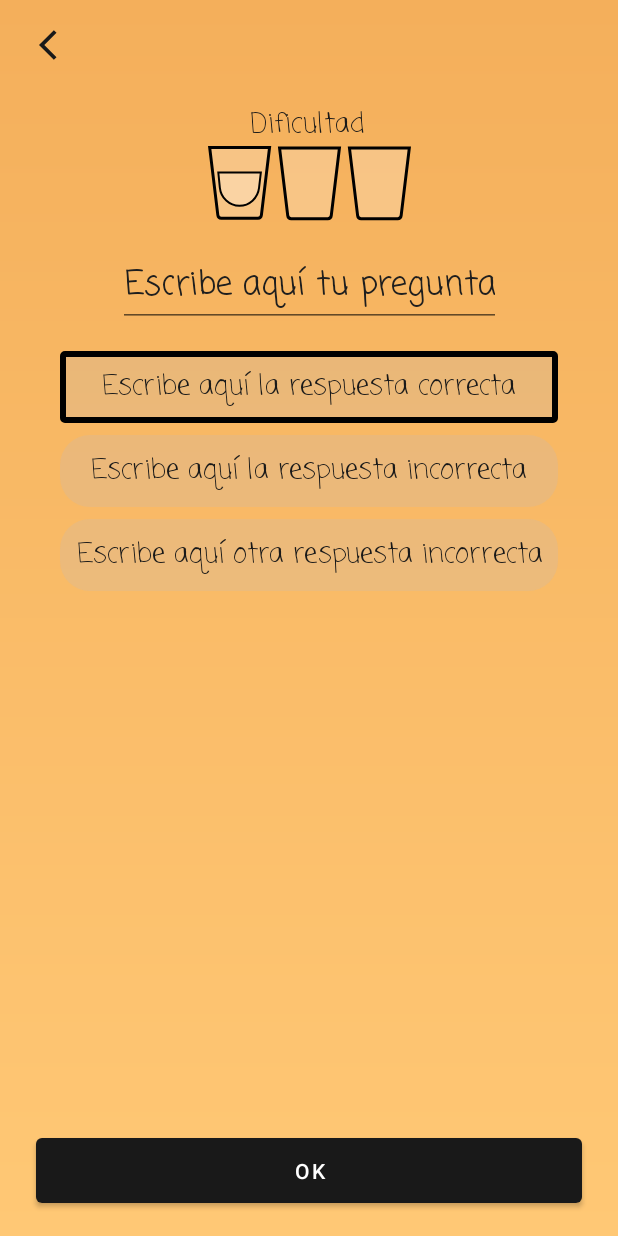
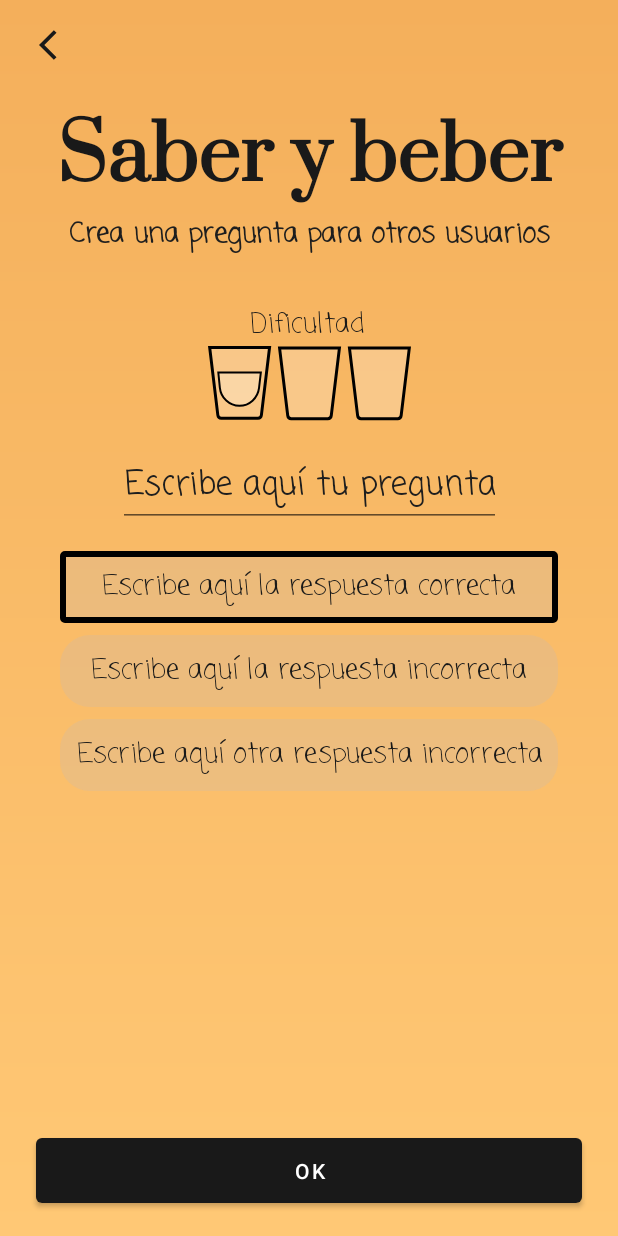
Before and after one commit to EndikaCo/app_saber_y_beber, an Android app: the CreateFragment screen opened through its navigation route, on a phone screen of 412 x 824 dp. Run offline under Robolectric (Android 15) with nearby library versions, the phone set to English and light mode, and no system bars; our stand-ins replace Dagger/Hilt's generated code, Firebase (no records; nobody signed in at launch, a user with empty details on screens opened directly), Room's generated code; 1 statement that could not run was skipped.

```diff
--- a/app/src/main/java/com/endcodev/saber_y_beber/presentation/creation/CreateViewModel.kt
+++ b/app/src/main/java/com/endcodev/saber_y_beber/presentation/creation/CreateViewModel.kt
@@ -27,10 +27,12 @@ class CreateViewModel @Inject constructor(
         const val B_EMPTY = 104
         const val C_EMPTY = 105
         const val DIF_EMPTY = 106
+        const val SOME_WRONG = 107
+        const val OK = 0
     }
 
-    private val _notification = MutableLiveData<String>()
-    val notification: LiveData<String> get() = _notification
+    private val _notification = MutableLiveData<Int>()
+    val notification: LiveData<Int> get() = _notification
 
     private val _difficulty = MutableLiveData(1)
     val difficulty: LiveData<Int> get() = _difficulty
@@ -48,9 +50,9 @@ class CreateViewModel @Inject constructor(
             val path = "corrections/${getCorrectionsUseCase()?.size.toString()}"
             database = FirebaseDatabase.getInstance().reference.child(path)
             database.setValue(correctionModel).addOnSuccessListener {
-                _notification.postValue("Subido correctamente") //todo
+                _notification.postValue(OK)
             }.addOnFailureListener {
-                _notification.postValue("Algo ha ido mal")
+                _notification.postValue(SOME_WRONG)
             }
         }
     }
@@ -100,10 +102,7 @@ class CreateViewModel @Inject constructor(
         return if (quest == "") {
             _questError.value?.questError = QUEST_EMPTY
             false
-        }// else if (!quest.contains('?')) {
-        //    _questError.value?.questError = QUEST_SIGN
-        //    false }
-        else {
+        } else {
             _questError.value?.questError = 0
             true
         }
--- a/app/src/main/java/com/endcodev/saber_y_beber/presentation/login/ForgotPassFragment.kt
+++ b/app/src/main/java/com/endcodev/saber_y_beber/presentation/login/ForgotPassFragment.kt
@@ -17,7 +17,7 @@ class ForgotPassFragment : Fragment(R.layout.fragment_forgot_pass) {
 
     private var _binding: FragmentForgotPassBinding? = null
     private val binding: FragmentForgotPassBinding get() = _binding!!
-    private val viewModel: ForgotViewModel by viewModels()
+    private val viewModel: LoginViewModel by viewModels()
 
     override fun onCreateView(
         inflater: LayoutInflater, container: ViewGroup?,
--- a/app/src/main/res/drawable/ic_launcher_foreground.xml
+++ b/app/src/main/res/drawable/ic_launcher_foreground.xml
@@ -17,7 +17,7 @@
             android:strokeWidth="1"
             android:strokeColor="#000000" />
         <path
-            android:fillColor="#B39C90"
+            android:fillColor="#56AEAEAE"
             android:pathData="M74.57,81.96H165.65L158.84,139.93C156.55,159.42 140.04,174.1 120.42,174.1V174.1C100.96,174.1 84.53,159.64 82.05,140.34L74.57,81.96Z" />
         <path
             android:fillColor="#000000"
--- a/app/src/main/res/layout/fragment_creation.xml
+++ b/app/src/main/res/layout/fragment_creation.xml
@@ -6,6 +6,39 @@
     android:layout_height="match_parent"
     android:background="@drawable/gradient_background"
     tools:context=".presentation.creation.CreateFragment">
+
+    <TextView
+        android:id="@+id/create_title"
+        android:layout_width="match_parent"
+        android:layout_height="wrap_content"
+        android:layout_marginStart="32dp"
+        android:layout_marginEnd="32dp"
+        android:fontFamily="@font/prata"
+        android:text="@string/app_name"
+        android:textAlignment="center"
+        android:textColor="@color/light_black"
+        android:textSize="50sp"
+        android:textStyle="bold"
+        app:layout_constraintEnd_toEndOf="parent"
+        app:layout_constraintHorizontal_bias="0.0"
+        app:layout_constraintStart_toStartOf="parent"
+        app:layout_constraintTop_toBottomOf="@+id/view_header" />
+
+    <TextView
+        android:id="@+id/textView"
+        android:layout_width="0dp"
+        android:layout_height="wrap_content"
+        android:layout_marginTop="3dp"
+        android:fontFamily="casual"
+        android:text="@string/create_desc"
+        android:textAlignment="center"
+        android:textColor="@color/dark_grey"
+        android:textColorHint="@color/light_black"
+        android:textSize="18sp"
+        android:textStyle="bold"
+        app:layout_constraintEnd_toEndOf="@+id/create_title"
+        app:layout_constraintStart_toStartOf="@+id/create_title"
+        app:layout_constraintTop_toBottomOf="@+id/create_title" />
 
     <include
         android:id="@+id/view_header"
@@ -20,7 +53,7 @@
         android:id="@+id/create_tv_difficulty"
         android:layout_width="wrap_content"
         android:layout_height="wrap_content"
-        android:layout_marginTop="9dp"
+        android:layout_marginTop="32dp"
         android:fontFamily="casual"
         android:gravity="center"
         android:text="@string/create_difficulty"
@@ -29,7 +62,7 @@
         app:layout_constraintEnd_toEndOf="parent"
         app:layout_constraintHorizontal_bias="0.497"
         app:layout_constraintStart_toStartOf="parent"
-        app:layout_constraintTop_toBottomOf="@+id/view_header" />
+        app:layout_constraintTop_toBottomOf="@+id/textView" />
 
     <ImageView
         android:id="@+id/create_difficulty"
@@ -49,7 +82,9 @@
         style="@style/circledEditText"
         android:layout_width="wrap_content"
         android:layout_height="wrap_content"
+        android:layout_marginStart="8dp"
         android:layout_marginTop="16dp"
+        android:layout_marginEnd="8dp"
         android:fontFamily="casual"
         android:gravity="center"
         android:hint="@string/create_question"
--- a/app/src/main/res/values/strings.xml
+++ b/app/src/main/res/values/strings.xml
@@ -152,5 +152,10 @@
     <string name="o">o</string>
     <string name="log_in">INICIAR SESION</string>
     <string name="spam">En ocasiones el mail puede llegar a la carpeta de SPAM</string>
+    <string name="create_desc">Crea una pregunta para otros usuarios</string>
+    <string name="delete_acc">Eliminar \n cuenta</string>
+    <string name="change_username">Cambiar nombre de usuario</string>
+    <string name="new_username">Introduce el nuevo nombre</string>
+    <string name="change_username_title">Cambio de nombre de Usuario</string>
 
 </resources>
```
Also changed, not shown: app/src/main/java/com/endcodev/saber_y_beber/data/network/AuthenticationService.kt (+15 -1 lines), app/src/main/java/com/endcodev/saber_y_beber/presentation/creation/CreateFragment.kt (+8 -3 lines), app/src/main/java/com/endcodev/saber_y_beber/presentation/dialogs/ErrorDialogFragment.kt (+6 -1 lines), app/src/main/java/com/endcodev/saber_y_beber/presentation/dialogs/NameDialogFragment.kt (added, +62 -0 lines), app/src/main/java/com/endcodev/saber_y_beber/presentation/login/ForgotViewModel.kt (deleted, +0 -28 lines), app/src/main/java/com/endcodev/saber_y_beber/presentation/login/LoginViewModel.kt (+107 -2 lines), app/src/main/java/com/endcodev/saber_y_beber/presentation/login/RegisterFragment.kt (+6 -6 lines), app/src/main/java/com/endcodev/saber_y_beber/presentation/login/RegisterViewModel.kt (deleted, +0 -104 lines), app/src/main/java/com/endcodev/saber_y_beber/presentation/profile/ProfileFragment.kt (+53 -0 lines), app/src/main/java/com/endcodev/saber_y_beber/presentation/profile/ProfileViewModel.kt (+11 -1 lines), app/src/main/res/layout/dialog_fragment_name.xml (added, +66 -0 lines), app/src/main/res/layout/fragment_profile.xml (+31 -5 lines), 1 other file.
